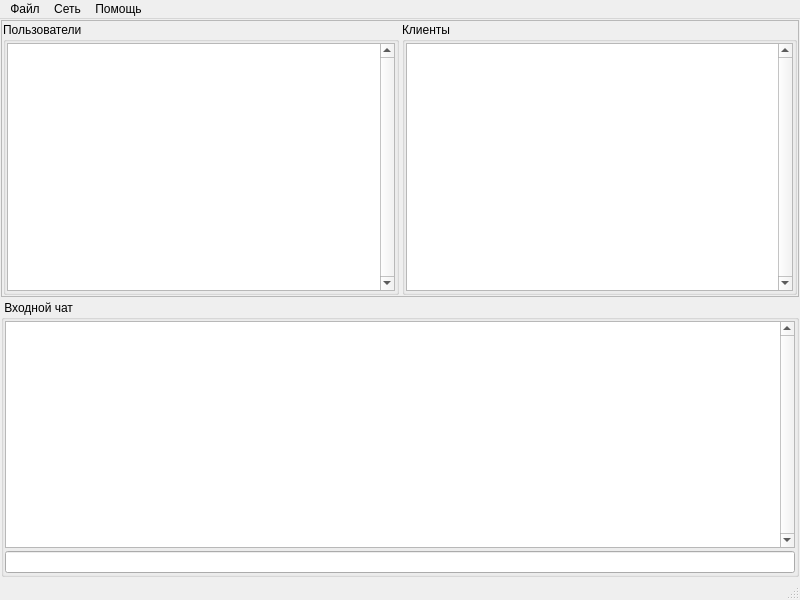
Before: the Qt Designer form mainwindow.ui in shuchongqj/Z-Server, drawn with Qt 5.
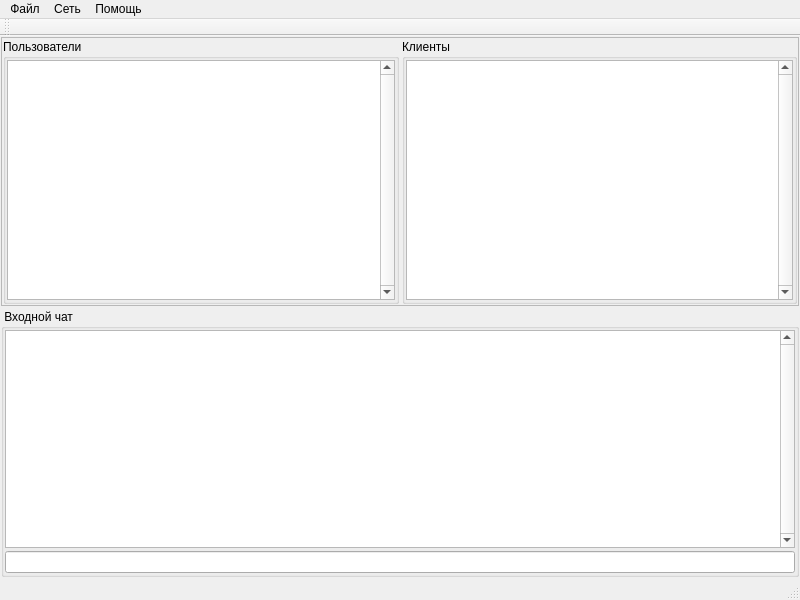
After: the same form once the commit is applied.

Patch:
```diff
--- a/mainwindow.ui
+++ b/mainwindow.ui
@@ -250,6 +250,17 @@
    <addaction name="Help_menu"/>
   </widget>
   <widget class="QStatusBar" name="statusBar"/>
+  <widget class="QToolBar" name="toolBar">
+   <property name="windowTitle">
+    <string>toolBar</string>
+   </property>
+   <attribute name="toolBarArea">
+    <enum>TopToolBarArea</enum>
+   </attribute>
+   <attribute name="toolBarBreak">
+    <bool>false</bool>
+   </attribute>
+  </widget>
   <action name="About_action">
    <property name="text">
     <string>О программе</string>
```
Left out of the diff: 12 changed lines with no effect on the pictures.
